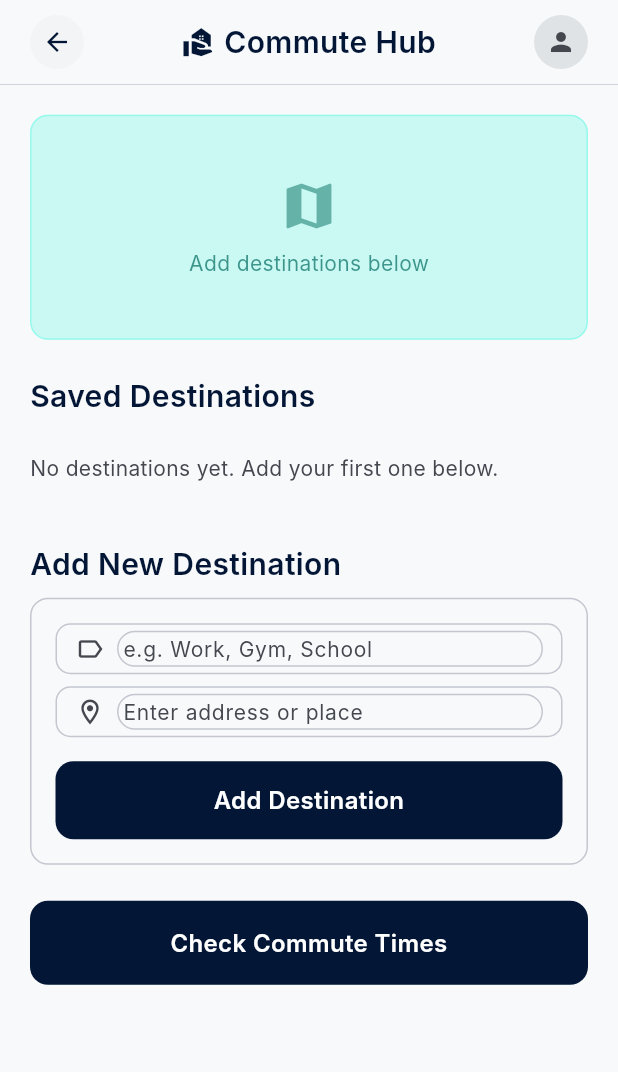
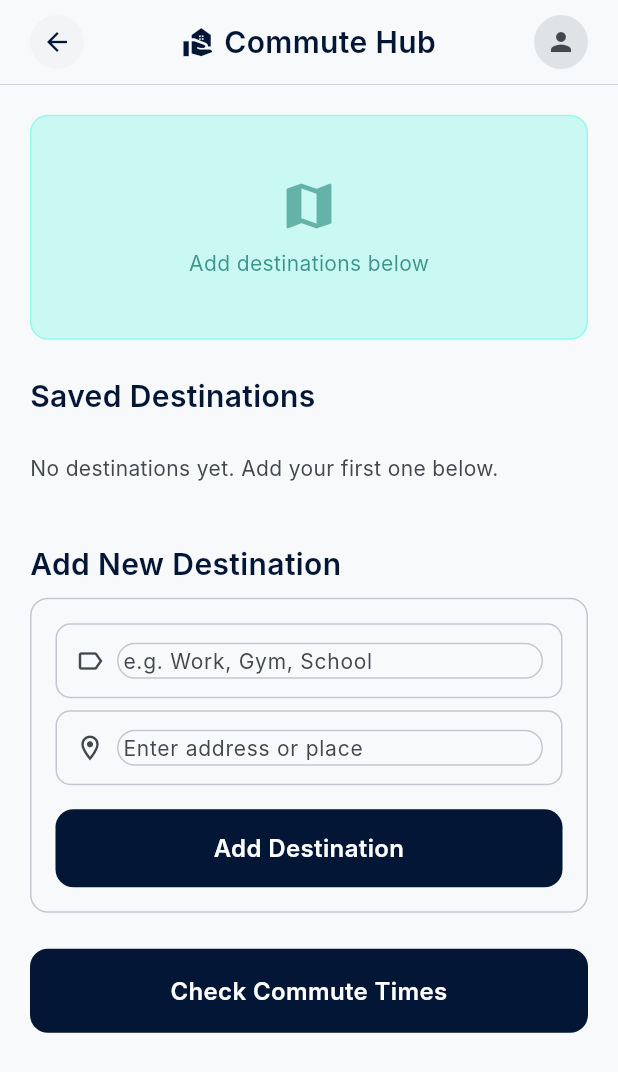
Before and after one commit to casper-justus/smart-rental-scout, a Flutter app: the screen it shows after launch, after a tap on "Commute Hub", on a phone screen of 412 x 824 dp. Shown: the top 1072 px of the screen. Run offline on Flutter 3.47's test engine with Material 3 defaults, Android fonts, the phone set to English and light mode, and no system bars; our stand-ins replace cached_network_image, flutter_map, geolocator, latlong2, shared_preferences; missing offline and left inert: panorama_viewer; network calls fail; Roboto replaces fonts that are missing (Inter).

Commit message:
Performance, map gestures, input consistency

```diff
--- a/tenantmatch_app/lib/screens/commute_hub_settings_screen.dart
+++ b/tenantmatch_app/lib/screens/commute_hub_settings_screen.dart
@@ -217,7 +217,7 @@ class _CommuteHubSettingsScreenState extends State<CommuteHubSettingsScreen>
                               border: Border.all(color: cs.outlineVariant),
                             ),
                             padding:
-                                EdgeInsets.symmetric(horizontal: 12, vertical: 4),
+                                EdgeInsets.symmetric(horizontal: 12, vertical: 12),
                             child: Row(children: [
                               Icon(Icons.label_outline,
                                   color: cs.onSurfaceVariant, size: 20),
@@ -225,7 +225,10 @@ class _CommuteHubSettingsScreenState extends State<CommuteHubSettingsScreen>
                               Expanded(
                                 child: TextField(
                                   controller: _nameCtrl,
-                                  decoration: InputDecoration.collapsed(
+                                  decoration: InputDecoration(
+                                    border: InputBorder.none,
+                                    isDense: true,
+                                    contentPadding: EdgeInsets.zero,
                                     hintText: 'e.g. Work, Gym, School',
                                     hintStyle: AppTextStyle.bodyMd.copyWith(
                                         color: cs.onSurfaceVariant),
@@ -245,7 +248,7 @@ class _CommuteHubSettingsScreenState extends State<CommuteHubSettingsScreen>
                               border: Border.all(color: cs.outlineVariant),
                             ),
                             padding:
-                                EdgeInsets.symmetric(horizontal: 12, vertical: 4),
+                                EdgeInsets.symmetric(horizontal: 12, vertical: 12),
                             child: Row(children: [
                               Icon(Icons.location_on_outlined,
                                   color: cs.onSurfaceVariant, size: 20),
@@ -253,7 +256,10 @@ class _CommuteHubSettingsScreenState extends State<CommuteHubSettingsScreen>
                               Expanded(
                                 child: TextField(
                                   controller: _addrCtrl,
-                                  decoration: InputDecoration.collapsed(
+                                  decoration: InputDecoration(
+                                    border: InputBorder.none,
+                                    isDense: true,
+                                    contentPadding: EdgeInsets.zero,
                                     hintText: 'Enter address or place',
                                     hintStyle: AppTextStyle.bodyMd.copyWith(
                                         color: cs.onSurfaceVariant),
--- a/tenantmatch_app/lib/screens/home_screen.dart
+++ b/tenantmatch_app/lib/screens/home_screen.dart
@@ -64,14 +64,14 @@ class _HomeScreenState extends State<HomeScreen> {
                 ),
                 SizedBox(height: AppTheme.spacingMd),
                 _buildSearchBar(context),
-                SizedBox(height: AppTheme.spacingLg),
-                _buildQuickActions(context),
-                SizedBox(height: AppTheme.spacingLg),
-                _buildVirtualTours(context, props),
-                SizedBox(height: AppTheme.spacingLg),
-                _buildTopMatches(context, props),
-                SizedBox(height: AppTheme.spacingLg),
-                _buildMarketInsights(context),
+                  SizedBox(height: AppTheme.spacingLg),
+                  RepaintBoundary(child: _buildQuickActions(context)),
+                  SizedBox(height: AppTheme.spacingLg),
+                  RepaintBoundary(child: _buildVirtualTours(context, props)),
+                  SizedBox(height: AppTheme.spacingLg),
+                  _buildTopMatches(context, props),
+                  SizedBox(height: AppTheme.spacingLg),
+                  RepaintBoundary(child: _buildMarketInsights(context)),
                 SizedBox(height: AppTheme.spacingLg + MediaQuery.of(context).padding.bottom),
               ],
             ),
@@ -100,7 +100,7 @@ class _HomeScreenState extends State<HomeScreen> {
           borderRadius: BorderRadius.circular(12),
           border: Border.all(color: cs.outlineVariant),
         ),
-        padding: EdgeInsets.symmetric(horizontal: AppTheme.spacingMd, vertical: 14),
+        padding: EdgeInsets.symmetric(horizontal: AppTheme.spacingMd, vertical: 12),
         child: Row(
           children: [
             Icon(Icons.search, color: cs.onSurfaceVariant),
@@ -315,45 +315,7 @@ class _HomeScreenState extends State<HomeScreen> {
   }
 
   Widget _buildTopMatches(BuildContext context, List<PropertyListing> props) {
-    final cs = Theme.of(context).colorScheme;
-    return Column(
-      crossAxisAlignment: CrossAxisAlignment.start,
-      children: [
-        Row(
-          mainAxisAlignment: MainAxisAlignment.spaceBetween,
-          children: [
-            Row(
-              children: [
-                Icon(Icons.verified, size: 20, color: cs.secondary),
-                SizedBox(width: 8),
-                Text('Your Top Matches', style: AppTextStyle.headlineMd.copyWith(color: cs.primary)),
-              ],
-            ),
-            GestureDetector(
-              onTap: () => Navigator.pushNamed(context, '/search'),
-              child: Text('See all', style: AppTextStyle.headlineSm.copyWith(color: cs.primary)),
-            ),
-          ],
-        ),
-        SizedBox(height: AppTheme.spacingMd),
-        // Show top 3 properties in a vertical list
-        ...props.take(3).map((p) => Padding(
-          padding: EdgeInsets.only(bottom: AppTheme.gutter),
-          child: RepaintBoundary(
-            child: PropertyCard(
-              property: p,
-              isFavorite: favoritesService.isFavorite(p.id),
-              onTap: () => Navigator.pushNamed(context, '/listing-details', arguments: p.id),
-              onFavoriteTap: () async {
-                await favoritesService.toggle(p.id);
-                setState(() {});
-              },
-              showTenantScore: p.tenantScore > 85,
-            ),
-          ),
-        )),
-      ],
-    );
+    return _TopMatchesSection(props: props.take(3).toList());
   }
 
   Widget _buildMarketInsights(BuildContext context) {
@@ -442,3 +404,55 @@ class _HomeScreenState extends State<HomeScreen> {
     );
   }
 }
+
+class _TopMatchesSection extends StatefulWidget {
+  final List<PropertyListing> props;
+  const _TopMatchesSection({required this.props});
+
+  @override
+  State<_TopMatchesSection> createState() => _TopMatchesSectionState();
+}
+
+class _TopMatchesSectionState extends State<_TopMatchesSection> {
+  @override
+  Widget build(BuildContext context) {
+    final cs = Theme.of(context).colorScheme;
+    return Column(
+      crossAxisAlignment: CrossAxisAlignment.start,
+      children: [
+        Row(
+          mainAxisAlignment: MainAxisAlignment.spaceBetween,
+          children: [
+            Row(
+              children: [
+                Icon(Icons.verified, size: 20, color: cs.secondary),
+                SizedBox(width: 8),
+                Text('Your Top Matches', style: AppTextStyle.headlineMd.copyWith(color: cs.primary)),
+              ],
+            ),
+            GestureDetector(
+              onTap: () => Navigator.pushNamed(context, '/search'),
+              child: Text('See all', style: AppTextStyle.headlineSm.copyWith(color: cs.primary)),
+            ),
+          ],
+        ),
+        SizedBox(height: AppTheme.spacingMd),
+        ...widget.props.map((p) => Padding(
+          padding: EdgeInsets.only(bottom: AppTheme.gutter),
+          child: RepaintBoundary(
+            child: PropertyCard(
+              property: p,
+              isFavorite: favoritesService.isFavorite(p.id),
+              onTap: () => Navigator.pushNamed(context, '/listing-details', arguments: p.id),
+              onFavoriteTap: () async {
+                await favoritesService.toggle(p.id);
+                setState(() {});
+              },
+              showTenantScore: p.tenantScore > 85,
+            ),
+          ),
+        )),
+      ],
+    );
+  }
+}
--- a/tenantmatch_app/lib/widgets/property_card.dart
+++ b/tenantmatch_app/lib/widgets/property_card.dart
@@ -90,8 +90,8 @@ class _PropertyCardState extends State<PropertyCard> {
   Widget _buildImageSection(BuildContext context) {
     final cs = Theme.of(context).colorScheme;
     final imgHeight = widget.compact ? 100 : 160;
-    final decodeWidth = widget.compact ? 300 : 400;
-    final decodeHeight = widget.compact ? 180 : 240;
+    final decodeWidth = widget.compact ? 240 : 320;
+    final decodeHeight = widget.compact ? 150 : 200;
     final imgs = widget.property.images;
 
     return RepaintBoundary(
--- a/tenantmatch_app/pubspec.yaml
+++ b/tenantmatch_app/pubspec.yaml
@@ -1,7 +1,7 @@
 name: tenantmatch_app
 description: TenantMatch – AI-powered rental matching app.
 publish_to: 'none'
-version: 0.0.1+1
+version: 0.0.2+2
 
 environment:
   sdk: '>=3.0.0 <4.0.0'
```
Also changed, not shown: tenantmatch_app/lib/screens/discovery_commute_setup_screen.dart (+16 -4 lines), tenantmatch_app/lib/screens/map_search_screen.dart (+8 -2 lines).
